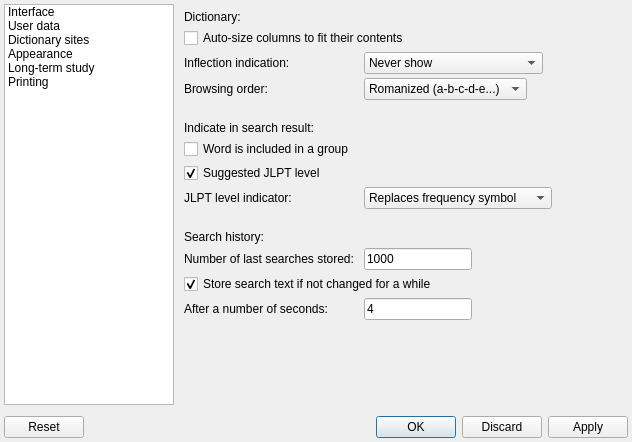
z1dev/zkanji, file settingsform.ui: the form before one commit.
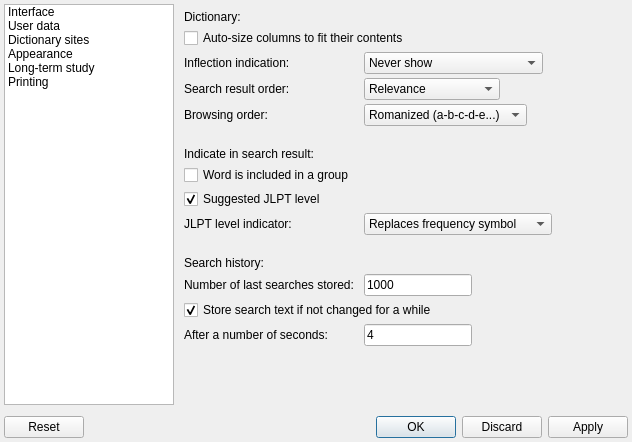
The form after the commit. The open tabs and pages were chosen to show the change. Icons and pictures are not drawn. Custom widgets are drawn as their Qt base class.

Commit message: * Sort order selectable in settings for dictionary searches and other sorted word listings. * Fixed: Multi line model crash when layout was changed, because updated persistent indexes clashed. * Some changes in the project file might make it not compilable by vs2013. (Although I have been using c++11 features not available there anyway.)

```diff
--- a/settingsform.ui
+++ b/settingsform.ui
@@ -641,6 +641,43 @@
                </widget>
               </item>
               <item row="3" column="0">
+               <widget class="QLabel" name="label_126">
+                <property name="text">
+                 <string>Search result order:</string>
+                </property>
+               </widget>
+              </item>
+              <item row="3" column="1">
+               <widget class="QComboBox" name="resultOrderCBox">
+                <property name="sizePolicy">
+                 <sizepolicy hsizetype="Fixed" vsizetype="Fixed">
+                  <horstretch>0</horstretch>
+                  <verstretch>0</verstretch>
+                 </sizepolicy>
+                </property>
+                <item>
+                 <property name="text">
+                  <string>Relevance</string>
+                 </property>
+                </item>
+                <item>
+                 <property name="text">
+                  <string>Usage frequency</string>
+                 </property>
+                </item>
+                <item>
+                 <property name="text">
+                  <string>JLPT level - N1 first</string>
+                 </property>
+                </item>
+                <item>
+                 <property name="text">
+                  <string>JLPT level - N5 first</string>
+                 </property>
+                </item>
+               </widget>
+              </item>
+              <item row="4" column="0">
                <widget class="QLabel" name="label_8">
                 <property name="sizePolicy">
                  <sizepolicy hsizetype="Fixed" vsizetype="Preferred">
@@ -653,7 +690,7 @@
                 </property>
                </widget>
               </item>
-              <item row="3" column="1">
+              <item row="4" column="1">
                <widget class="QComboBox" name="browseOrderCBox">
                 <property name="sizePolicy">
                  <sizepolicy hsizetype="Fixed" vsizetype="Fixed">
@@ -673,8 +710,8 @@
                 </item>
                </widget>
               </item>
-              <item row="4" column="1">
-               <spacer name="verticalSpacer_3">
+              <item row="5" column="1">
+               <spacer name="verticalSpacer_35">
                 <property name="orientation">
                  <enum>Qt::Vertical</enum>
                 </property>
@@ -690,6 +727,13 @@
                </spacer>
               </item>
               <item row="6" column="0" colspan="2">
+               <widget class="QLabel" name="label_10">
+                <property name="text">
+                 <string>Indicate in search result:</string>
+                </property>
+               </widget>
+              </item>
+              <item row="7" column="0" colspan="2">
                <widget class="QCheckBox" name="wordGroupBox">
                 <property name="sizePolicy">
                  <sizepolicy hsizetype="Fixed" vsizetype="Fixed">
@@ -702,7 +746,7 @@
                 </property>
                </widget>
               </item>
-              <item row="7" column="0">
+              <item row="8" column="0">
                <widget class="QCheckBox" name="jlptBox">
                 <property name="sizePolicy">
                  <sizepolicy hsizetype="Fixed" vsizetype="Fixed">
@@ -718,7 +762,7 @@
                 </property>
                </widget>
               </item>
-              <item row="8" column="0">
+              <item row="9" column="0">
                <widget class="QLabel" name="jlptPosLabel">
                 <property name="sizePolicy">
                  <sizepolicy hsizetype="Fixed" vsizetype="Preferred">
@@ -731,7 +775,7 @@
                 </property>
                </widget>
               </item>
-              <item row="8" column="1">
+              <item row="9" column="1">
                <widget class="QComboBox" name="jlptPosCBox">
                 <property name="sizePolicy">
                  <sizepolicy hsizetype="Fixed" vsizetype="Fixed">
@@ -756,7 +800,7 @@
                 </item>
                </widget>
               </item>
-              <item row="9" column="1">
+              <item row="10" column="1">
                <spacer name="verticalSpacer_6">
                 <property name="orientation">
                  <enum>Qt::Vertical</enum>
@@ -772,14 +816,21 @@
                 </property>
                </spacer>
               </item>
-              <item row="11" column="0">
+              <item row="11" column="0" colspan="2">
+               <widget class="QLabel" name="label_16">
+                <property name="text">
+                 <string>Search history:</string>
+                </property>
+               </widget>
+              </item>
+              <item row="12" column="0">
                <widget class="QLabel" name="label_17">
                 <property name="text">
                  <string>Number of last searches stored:</string>
                 </property>
                </widget>
               </item>
-              <item row="11" column="1">
+              <item row="12" column="1">
                <widget class="ZLineEdit" name="historyLimitEdit">
                 <property name="sizePolicy">
                  <sizepolicy hsizetype="Fixed" vsizetype="Fixed">
@@ -795,7 +846,7 @@
                 </property>
                </widget>
               </item>
-              <item row="12" column="0" colspan="2">
+              <item row="13" column="0" colspan="2">
                <widget class="QCheckBox" name="historyTimerBox">
                 <property name="sizePolicy">
                  <sizepolicy hsizetype="Fixed" vsizetype="Fixed">
@@ -811,14 +862,14 @@
                 </property>
                </widget>
               </item>
-              <item row="13" column="0">
+              <item row="14" column="0">
                <widget class="QLabel" name="label_18">
                 <property name="text">
                  <string>After a number of seconds:</string>
                 </property>
                </widget>
               </item>
-              <item row="13" column="1">
+              <item row="14" column="1">
                <widget class="ZLineEdit" name="historyTimeoutEdit">
                 <property name="sizePolicy">
                  <sizepolicy hsizetype="Fixed" vsizetype="Fixed">
@@ -834,20 +885,6 @@
                 </property>
                </widget>
               </item>
-              <item row="5" column="0" colspan="2">
-               <widget class="QLabel" name="label_10">
-                <property name="text">
-                 <string>Indicate in search result:</string>
-                </property>
-               </widget>
-              </item>
-              <item row="10" column="0" colspan="2">
-               <widget class="QLabel" name="label_16">
-                <property name="text">
-                 <string>Search history:</string>
-                </property>
-               </widget>
-              </item>
              </layout>
             </widget>
             <widget class="QWidget" name="popupDictPage">
```
Left out of the diff: 6 changed lines with no effect on the pictures. The commit also changes 26 other files.
